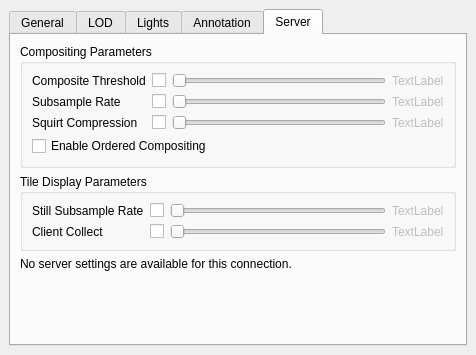
Qt form Qt/Components/Resources/UI/pq3DViewPropertiesWidget.ui (wildmichael/ParaView3-enhancements-old) before a commit.
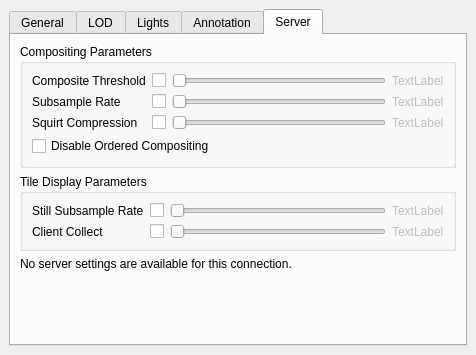
The same form after that commit. The open tabs and pages were chosen to show the change. Custom widgets are drawn as their Qt base class.

Commit message: BUG:  Fix broken "ordered composite" option in the 3d view properties dialog.       Comment out specular lighting controls.

The edit to the form file:
```diff
--- a/Qt/Components/Resources/UI/pq3DViewPropertiesWidget.ui
+++ b/Qt/Components/Resources/UI/pq3DViewPropertiesWidget.ui
@@ -1544,7 +1544,7 @@
              <string>&lt;html>&lt;head>&lt;meta name="qrichtext" content="1" />&lt;/head>&lt;body style=" white-space: pre-wrap; font-family:Sans Serif; font-size:9pt; font-weight:400; font-style:normal; text-decoration:none;">&lt;p style=" margin-top:0px; margin-bottom:0px; margin-left:0px; margin-right:0px; -qt-block-indent:0; text-indent:0px;">Toggle use of ordered compositing. Ordered compositing makes updates and animations slower, but makes volume rendering correct and may speed up compositing in general.&lt;/p>&lt;/body>&lt;/html></string>
             </property>
             <property name="text" >
-             <string>Enable Ordered Compositing</string>
+             <string>Disable Ordered Compositing</string>
             </property>
            </widget>
           </item>
```
The commit also changes 2 other files.
